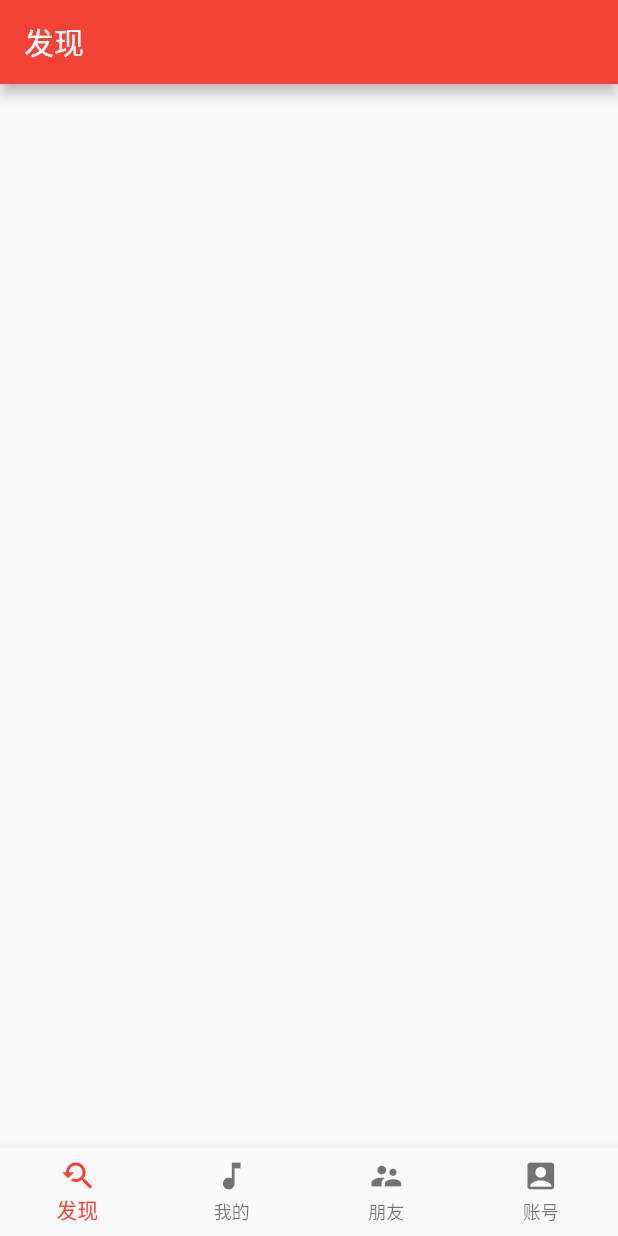
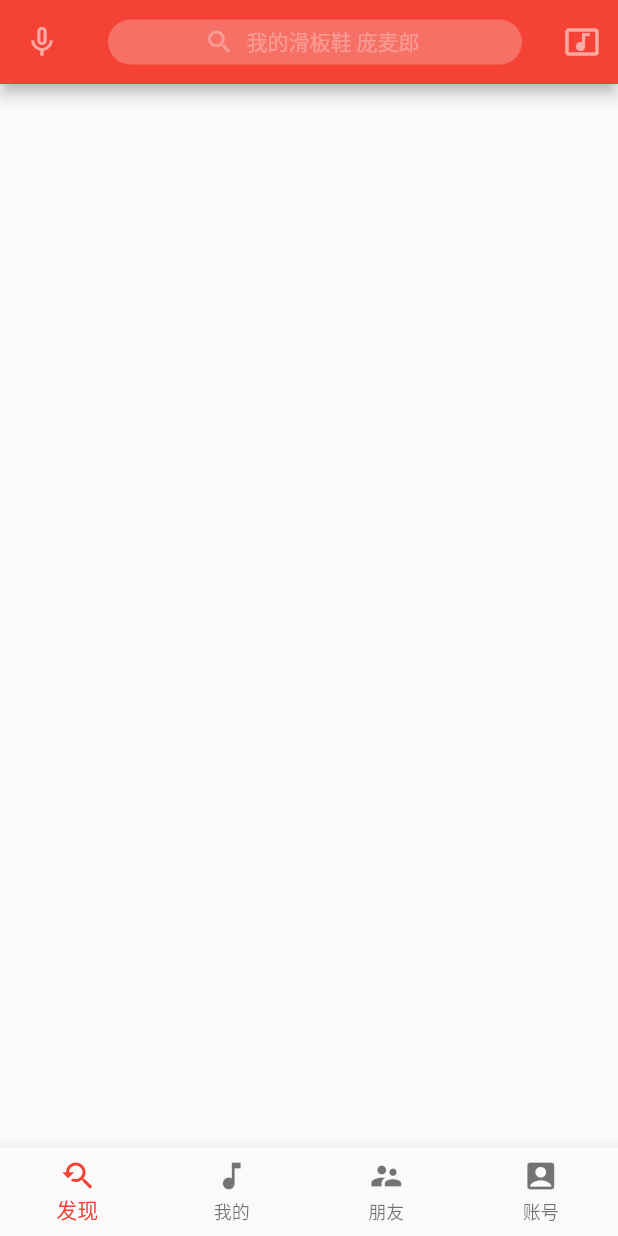
Before and after one commit to sohoorc/flutter_learning, a Flutter app: the screen it shows after launch, on a phone screen of 412 x 824 dp. Run offline on Flutter 3.47's test engine with Material 2 defaults, Android fonts, the phone set to English and light mode, and no system bars.

Commit message:
searchbar

```diff
--- a/lib/Views/Home/Discover.dart
+++ b/lib/Views/Home/Discover.dart
@@ -1,18 +1,69 @@
 import 'package:flutter/material.dart';
 import '../../global.config.dart';
+
 class Discover extends StatefulWidget {
   _DiscoverState createState() => new _DiscoverState();
 }
 
 class _DiscoverState extends State<Discover> {
+  // final titleIconColor = Colors.white54;
+
+  Widget searchBar() {
+    return Container(
+        height: 30,
+        child: new Row(
+          children: <Widget>[
+            new Expanded(
+                child: new FlatButton.icon(
+              onPressed: () {
+                Navigator.of(context)
+                    .push(new MaterialPageRoute(builder: (context) {
+                  // return new SearchPage();
+                }));
+              },
+              icon: new Icon(Icons.search,
+                  color: GlobalConfig.fontColor, size: 20.0),
+              label: new Text(
+                "我的滑板鞋 庞麦郎",
+                style: new TextStyle(color: GlobalConfig.fontColor),
+              ),
+            )),
+          ],
+        ),
+        // Container样式描述
+        decoration: new BoxDecoration(
+          borderRadius: BorderRadius.circular(30),
+          color: Colors.white24,
+        ));
+  }
+
   @override
   Widget build(BuildContext context) {
     // TODO: implement build
     return MaterialApp(
       home: Scaffold(
         appBar: AppBar(
-          title: Text('发现'),
-        ),
+            leading: IconButton(
+              icon: Icon(
+                Icons.mic_none,
+                size: 24,
+                color: Colors.white54,
+              ),
+              tooltip: 'Air it',
+              onPressed: () => {},
+            ),
+            actions: <Widget>[
+              IconButton(
+                icon: Icon(
+                  Icons.music_video,
+                  size: 24,
+                  color: Colors.white54,
+                ),
+                tooltip: 'Air it',
+                onPressed: () => {},
+              ),
+            ],
+            title: searchBar()),
       ),
       theme: GlobalConfig.themeData,
     );
```
